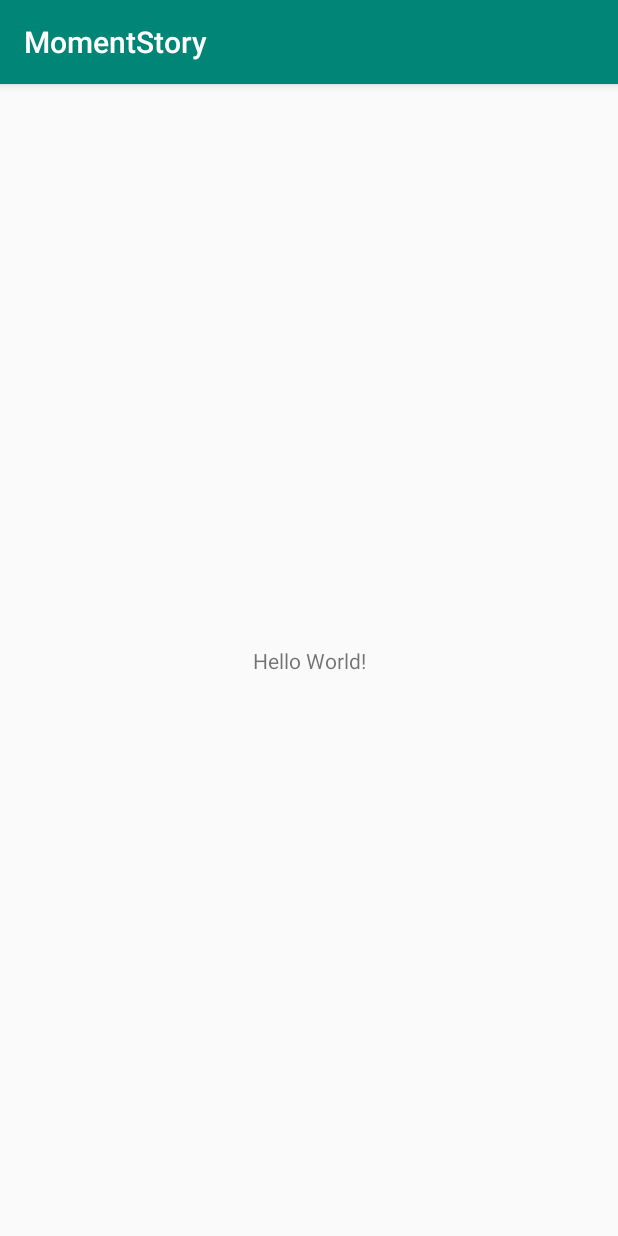
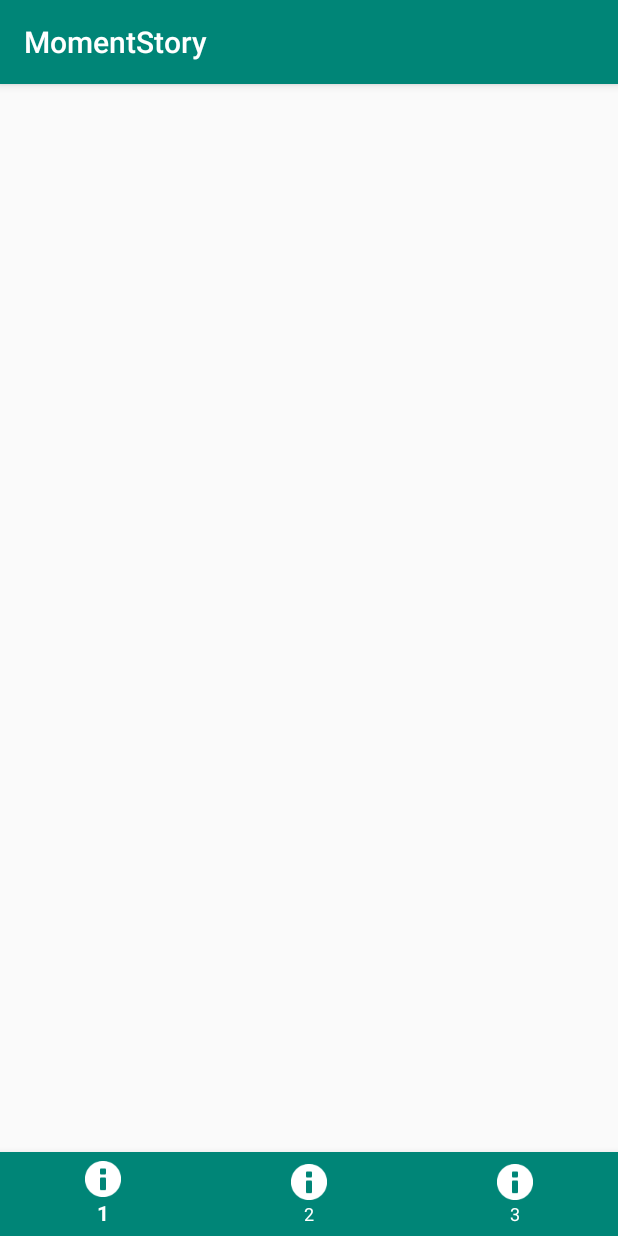
Before and after one commit to Monsteel/Yearning_Android, an Android app: the screen it shows after launch (MainActivity), on a phone screen of 412 x 824 dp. Run offline under Robolectric (Android 15) with nearby library versions, the phone set to English and light mode, and no system bars; our stand-ins replace data binding.

Commit message:
[CREATE] BottomNavigationView 세팅중(1/2)

```diff
--- a/app/build.gradle
+++ b/app/build.gradle
@@ -26,6 +26,7 @@ dependencies {
     implementation fileTree(dir: 'libs', include: ['*.jar'])
     implementation 'androidx.appcompat:appcompat:1.1.0'
     implementation 'androidx.constraintlayout:constraintlayout:1.1.3'
+    implementation 'androidx.legacy:legacy-support-v4:1.0.0'
     testImplementation 'junit:junit:4.12'
     androidTestImplementation 'androidx.test.ext:junit:1.1.1'
     androidTestImplementation 'androidx.test.espresso:espresso-core:3.2.0'
@@ -45,4 +46,7 @@ dependencies {
 
     //Logging
     implementation 'com.squareup.okhttp3:logging-interceptor:4.0.0'
+
+    //TabLayout
+    implementation 'com.android.support:design:29.0.0'
 }
--- a/app/src/main/java/appjam/hackathon/project/isaac/momentstory/view/MainActivity.java
+++ b/app/src/main/java/appjam/hackathon/project/isaac/momentstory/view/MainActivity.java
@@ -1,20 +1,36 @@
 package appjam.hackathon.project.isaac.momentstory.view;
 
+import androidx.annotation.NonNull;
 import androidx.appcompat.app.AppCompatActivity;
 import androidx.databinding.DataBindingUtil;
+import androidx.fragment.app.FragmentManager;
 import androidx.lifecycle.ViewModelProvider;
 import androidx.lifecycle.ViewModelProviders;
 
 import android.os.Bundle;
+import android.view.MenuItem;
+
+import com.google.android.material.bottomnavigation.BottomNavigationView;
 
 import appjam.hackathon.project.isaac.momentstory.R;
 import appjam.hackathon.project.isaac.momentstory.databinding.ActivityMainBinding;
+import appjam.hackathon.project.isaac.momentstory.view.fragment.fragment1;
+import appjam.hackathon.project.isaac.momentstory.view.fragment.fragment2;
+import appjam.hackathon.project.isaac.momentstory.view.fragment.fragment3;
 import appjam.hackathon.project.isaac.momentstory.viewmodel.MainViewModel;
 
 public class MainActivity extends AppCompatActivity {
 
     MainViewModel mainViewModel;
     ActivityMainBinding binding;
+
+    private FragmentManager fragmentManager = getSupportFragmentManager();
+    // 4개의 메뉴에 들어갈 Fragment들
+
+    private fragment1 menu1Fragment = new fragment1();
+    private fragment2 menu2Fragment = new fragment2();
+    private fragment3 menu3Fragment = new fragment3();
+
 
     @Override
     protected void onCreate(Bundle savedInstanceState) {
@@ -23,5 +39,23 @@ public class MainActivity extends AppCompatActivity {
         mainViewModel = ViewModelProviders.of(this).get(MainViewModel.class);
         binding = DataBindingUtil.setContentView(this,R.layout.activity_main);
         binding.setViewModel(mainViewModel);
+
+
+        BottomNavigationView bottomNavigationView = findViewById(R.id.bottomNavigationView_main_menu);
+
+        bottomNavigationView.setOnNavigationItemSelectedListener(new BottomNavigationView.OnNavigationItemSelectedListener() {
+            @Override
+            public boolean onNavigationItemSelected(@NonNull MenuItem item) {
+                switch (item.getItemId()) {
+                    case R.id.action_one:
+                        return true;
+                    case R.id.action_two:
+                        return true;
+                    case R.id.action_three:
+                        return true;
+                }
+                return false;
+            }
+        });
     }
 }
--- /dev/null
+++ b/app/src/main/java/appjam/hackathon/project/isaac/momentstory/view/fragment/fragment1.java
@@ -0,0 +1,32 @@
+package appjam.hackathon.project.isaac.momentstory.view.fragment;
+
+
+import android.os.Bundle;
+
+import androidx.fragment.app.Fragment;
+
+import android.view.LayoutInflater;
+import android.view.View;
+import android.view.ViewGroup;
+
+import appjam.hackathon.project.isaac.momentstory.R;
+
+/**
+ * A simple {@link Fragment} subclass.
+ */
+public class fragment1 extends Fragment {
+
+
+    public fragment1() {
+        // Required empty public constructor
+    }
+
+
+    @Override
+    public View onCreateView(LayoutInflater inflater, ViewGroup container,
+                             Bundle savedInstanceState) {
+        // Inflate the layout for this fragment
+        return inflater.inflate(R.layout.fragment_fragment1, container, false);
+    }
+
+}
--- /dev/null
+++ b/app/src/main/java/appjam/hackathon/project/isaac/momentstory/view/fragment/fragment2.java
@@ -0,0 +1,32 @@
+package appjam.hackathon.project.isaac.momentstory.view.fragment;
+
+
+import android.os.Bundle;
+
+import androidx.fragment.app.Fragment;
+
+import android.view.LayoutInflater;
+import android.view.View;
+import android.view.ViewGroup;
+
+import appjam.hackathon.project.isaac.momentstory.R;
+
+/**
+ * A simple {@link Fragment} subclass.
+ */
+public class fragment2 extends Fragment {
+
+
+    public fragment2() {
+        // Required empty public constructor
+    }
+
+
+    @Override
+    public View onCreateView(LayoutInflater inflater, ViewGroup container,
+                             Bundle savedInstanceState) {
+        // Inflate the layout for this fragment
+        return inflater.inflate(R.layout.fragment_fragment2, container, false);
+    }
+
+}
--- /dev/null
+++ b/app/src/main/java/appjam/hackathon/project/isaac/momentstory/view/fragment/fragment3.java
@@ -0,0 +1,32 @@
+package appjam.hackathon.project.isaac.momentstory.view.fragment;
+
+
+import android.os.Bundle;
+
+import androidx.fragment.app.Fragment;
+
+import android.view.LayoutInflater;
+import android.view.View;
+import android.view.ViewGroup;
+
+import appjam.hackathon.project.isaac.momentstory.R;
+
+/**
+ * A simple {@link Fragment} subclass.
+ */
+public class fragment3 extends Fragment {
+
+
+    public fragment3() {
+        // Required empty public constructor
+    }
+
+
+    @Override
+    public View onCreateView(LayoutInflater inflater, ViewGroup container,
+                             Bundle savedInstanceState) {
+        // Inflate the layout for this fragment
+        return inflater.inflate(R.layout.fragment_fragment3, container, false);
+    }
+
+}
--- a/app/src/main/java/appjam/hackathon/project/isaac/momentstory/viewmodel/MainViewModel.java
+++ b/app/src/main/java/appjam/hackathon/project/isaac/momentstory/viewmodel/MainViewModel.java
@@ -3,4 +3,5 @@ package appjam.hackathon.project.isaac.momentstory.viewmodel;
 import androidx.lifecycle.ViewModel;
 
 public class MainViewModel extends ViewModel {
+
 }
--- a/app/src/main/res/layout/activity_main.xml
+++ b/app/src/main/res/layout/activity_main.xml
@@ -2,7 +2,9 @@
 <layout xmlns:android="http://schemas.android.com/apk/res/android"
     xmlns:app="http://schemas.android.com/apk/res-auto"
     xmlns:tools="http://schemas.android.com/tools">
+
     <data>
+
         <variable
             name="viewModel"
             type="appjam.hackathon.project.isaac.momentstory.viewmodel.MainViewModel" />
@@ -11,16 +13,22 @@
     <androidx.constraintlayout.widget.ConstraintLayout
         android:layout_width="match_parent"
         android:layout_height="match_parent"
+        android:orientation="vertical"
         tools:context=".view.MainActivity">
 
-    <TextView
-        android:layout_width="wrap_content"
+        <com.google.android.material.bottomnavigation.BottomNavigationView
+            android:id="@+id/bottomNavigationView_main_menu"
+            android:layout_width="match_parent"
             android:layout_height="wrap_content"
-        android:text="Hello World!"
+            app:itemBackground="?attr/colorPrimary"
+            app:itemIconTint="@android:color/white"
+            app:itemTextColor="@android:color/white"
             app:layout_constraintBottom_toBottomOf="parent"
             app:layout_constraintLeft_toLeftOf="parent"
             app:layout_constraintRight_toRightOf="parent"
-        app:layout_constraintTop_toTopOf="parent" />
+            app:layout_constraintVertical_chainStyle="spread_inside"
+            app:menu="@menu/main_menu" />
+
     </androidx.constraintlayout.widget.ConstraintLayout>
 
 </layout>
--- /dev/null
+++ b/app/src/main/res/menu/main_menu.xml
@@ -0,0 +1,21 @@
+<?xml version="1.0" encoding="utf-8"?>
+<menu xmlns:android="http://schemas.android.com/apk/res/android"
+    xmlns:app="http://schemas.android.com/apk/res-auto">
+    <item
+        android:id="@+id/action_one"
+        app:showAsAction="ifRoom"
+        android:enabled="true"
+        android:icon="@android:drawable/ic_dialog_info"
+        android:title="1" />
+    <item
+        android:id="@+id/action_two"
+        app:showAsAction="ifRoom"
+        android:icon="@android:drawable/ic_dialog_info"
+        android:title="2" />
+    <item
+        android:id="@+id/action_three"
+        app:showAsAction="ifRoom"
+        android:enabled="true"
+        android:icon="@android:drawable/ic_dialog_info"
+        android:title="3" />
+</menu>
```
Also changed, not shown: app/src/main/res/layout/fragment_fragment1.xml (added, +14 -0 lines), app/src/main/res/layout/fragment_fragment2.xml (added, +14 -0 lines), app/src/main/res/layout/fragment_fragment3.xml (added, +14 -0 lines). Lines whose indentation alone changed are shown as unchanged.
